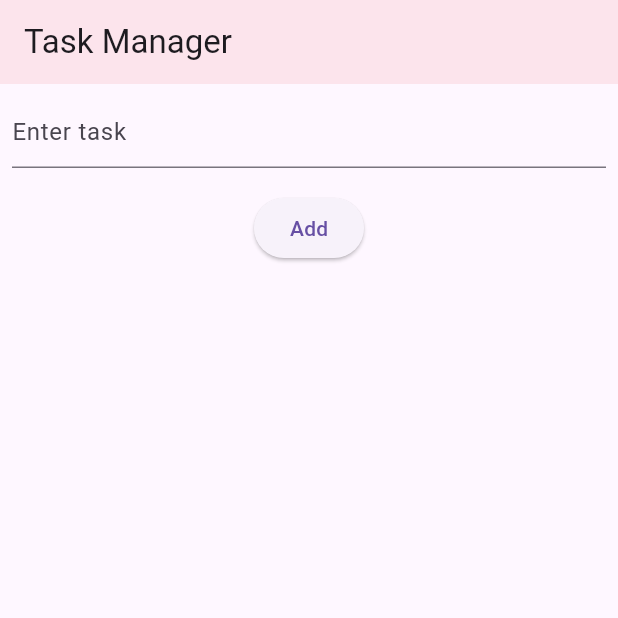
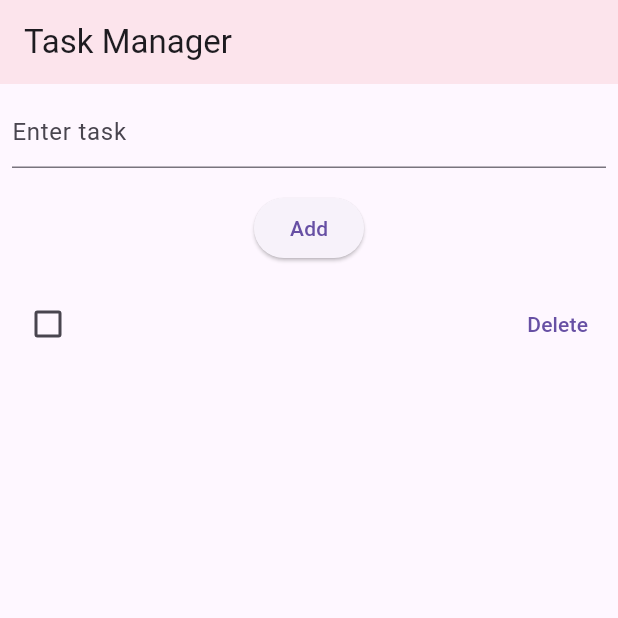
Before and after one commit to skylerplumley/cw3, a Flutter app: the screen it shows after launch, after a tap on "Add", on a phone screen of 412 x 824 dp, the top half of it. Run offline on Flutter 3.47's test engine with Material 3 defaults, Android fonts, the phone set to English and light mode, and no system bars.

Commit message:
Checkbox and delete added

```diff
--- a/lib/main.dart
+++ b/lib/main.dart
@@ -69,8 +69,20 @@
               child: ListView.builder(
                   itemCount: tasklist.length,
                   itemBuilder: (context, index) {
-                    return ListTile(
-                      title: Text(tasklist[index]['task']),
+                    return Row(
+                      children: [
+                        Checkbox(
+                          value: tasklist[index]['completed'],
+                          onChanged: (_) => completedtask(index),
+                        ),
+                        Expanded(
+                          child: Text(tasklist[index]['task']),
+                        ),
+                        TextButton(
+                          onPressed: () => deletetask(index),
+                          child: Text('Delete'),
+                        ),
+                      ],
                     );
                   }),
             ),
```
